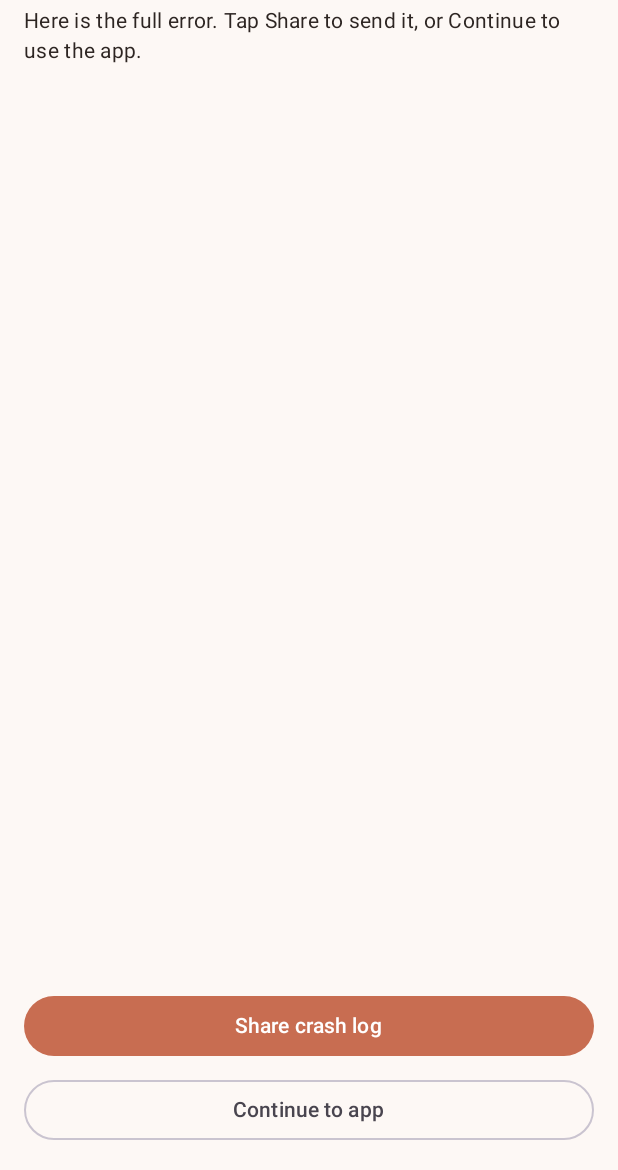
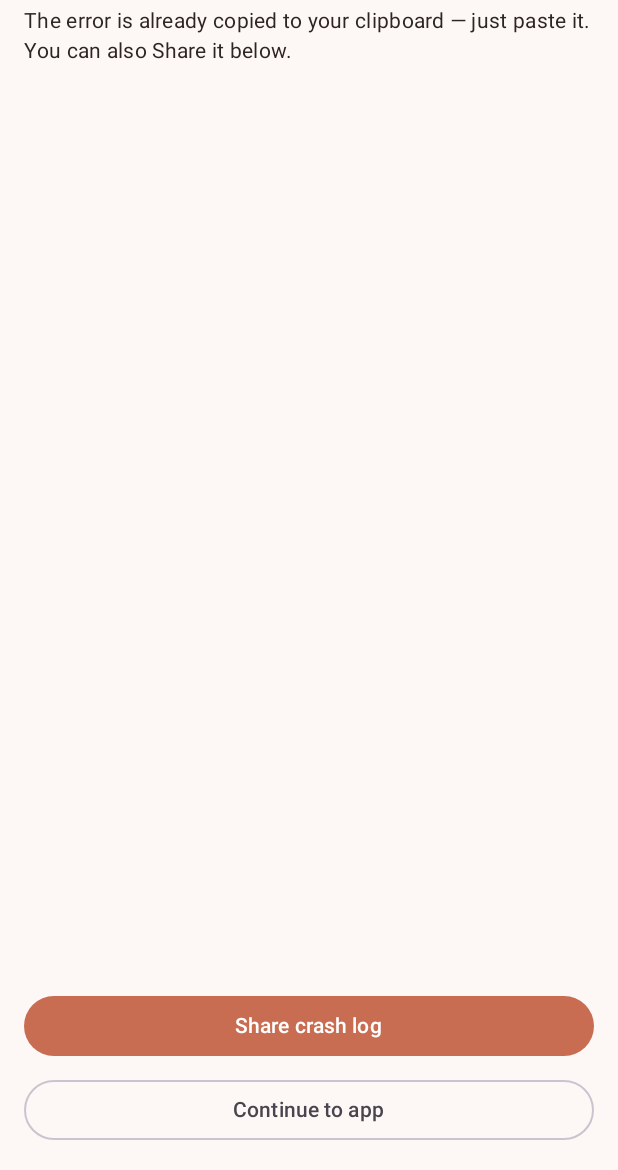
Before and after one commit to inikonoff/Roomie, an Android app built with Jetpack Compose: the composable CrashScreen called with empty values, on a phone screen of 412 x 824 dp, the part 66-1236 px from its top. Run offline under Robolectric (Android 15) with nearby library versions, the phone set to English and light mode, and no system bars.

Commit message:
Move crash capture earlier and auto-copy the trace to the clipboard
The crash screen never showed on the reporter's device, which means the
crash happens before Application.onCreate() runs — most likely inside
a library's own startup (WorkManager/DataStore/Room all auto-init via
a ContentProvider that runs before onCreate). Moved CrashReporter.install
into attachBaseContext(), the earliest hook available. Also copies the
stack trace to the clipboard synchronously at crash time (the process
is still alive inside the exception handler) instead of only relying
on the next launch's screen, per the user's request.

Co-Authored-By: Claude Sonnet 5 <noreply@anthropic.com>
Claude-Session: https://claude.ai/code/session_01Cxb7A9Ynf6HXgbWodev9Uy

```diff
--- a/app/src/main/java/com/roomie/app/ui/CrashScreen.kt
+++ b/app/src/main/java/com/roomie/app/ui/CrashScreen.kt
@@ -1,5 +1,8 @@
 package com.roomie.app.ui
 
+import android.content.ClipData
+import android.content.ClipboardManager
+import android.content.Context
 import android.content.Intent
 import androidx.compose.foundation.layout.Column
 import androidx.compose.foundation.layout.fillMaxSize
@@ -13,6 +16,7 @@ import androidx.compose.material3.MaterialTheme
 import androidx.compose.material3.OutlinedButton
 import androidx.compose.material3.Text
 import androidx.compose.runtime.Composable
+import androidx.compose.runtime.LaunchedEffect
 import androidx.compose.ui.Modifier
 import androidx.compose.ui.platform.LocalContext
 import androidx.compose.ui.text.font.FontFamily
@@ -20,16 +24,23 @@ import androidx.compose.ui.unit.dp
 
 /**
  * Shown once, on the launch right after a crash, so the stack trace can be read (and shared)
- * directly from the device instead of needing adb/logcat access.
+ * directly from the device instead of needing adb/logcat access. Also copies it to the clipboard
+ * as soon as this screen appears — belt-and-suspenders alongside the copy [CrashReporter] already
+ * does at crash time, in case that one didn't survive the dying process.
  */
 @Composable
 fun CrashScreen(stackTrace: String, onContinue: () -> Unit) {
     val context = LocalContext.current
 
+    LaunchedEffect(stackTrace) {
+        val clipboard = context.getSystemService(Context.CLIPBOARD_SERVICE) as? ClipboardManager
+        clipboard?.setPrimaryClip(ClipData.newPlainText("Roomie crash", stackTrace))
+    }
+
     Column(modifier = Modifier.fillMaxSize().padding(16.dp)) {
         Text("Roomie crashed last time", style = MaterialTheme.typography.titleLarge)
         Text(
-            "Here is the full error. Tap Share to send it, or Continue to use the app.",
+            "The error is already copied to your clipboard — just paste it. You can also Share it below.",
             style = MaterialTheme.typography.bodyMedium,
             modifier = Modifier.padding(top = 4.dp, bottom = 12.dp),
         )
```
Also changed, not shown: app/src/main/java/com/roomie/app/CrashReporter.kt (+22 -4 lines), app/src/main/java/com/roomie/app/RoomieApplication.kt (+8 -1 lines).
